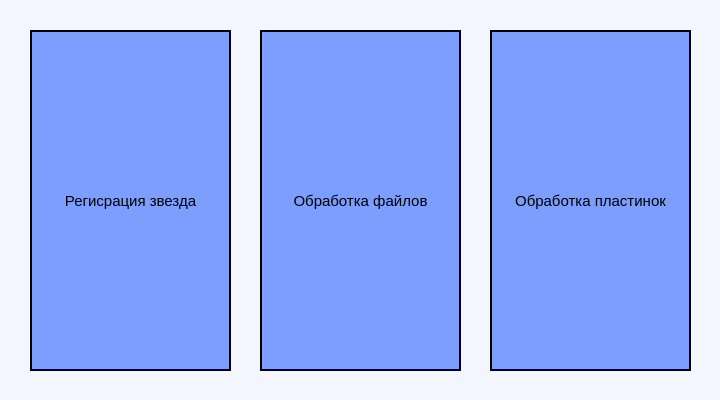
This is UIvari.ui in Artur0811/AstroAssistant as Qt 5 draws it before an edit. The edited form follows.
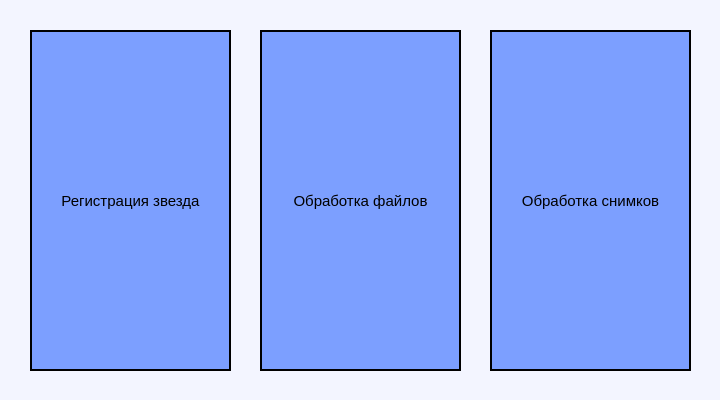
This is the edited form.

Commit message: исправлены ошибки в ui

Diff of the .ui file:
```diff
--- a/UIvari.ui
+++ b/UIvari.ui
@@ -131,7 +131,7 @@
     </font>
    </property>
    <property name="text">
-    <string>Регисрация звезда</string>
+    <string>Регистрация звезда</string>
    </property>
   </widget>
   <widget class="QPushButton" name="btn_OBR">
@@ -167,7 +167,7 @@
     </font>
    </property>
    <property name="text">
-    <string>Обработка пластинок</string>
+    <string>Обработка снимков</string>
    </property>
   </widget>
  </widget>
```
The commit also changes 1 other file.
